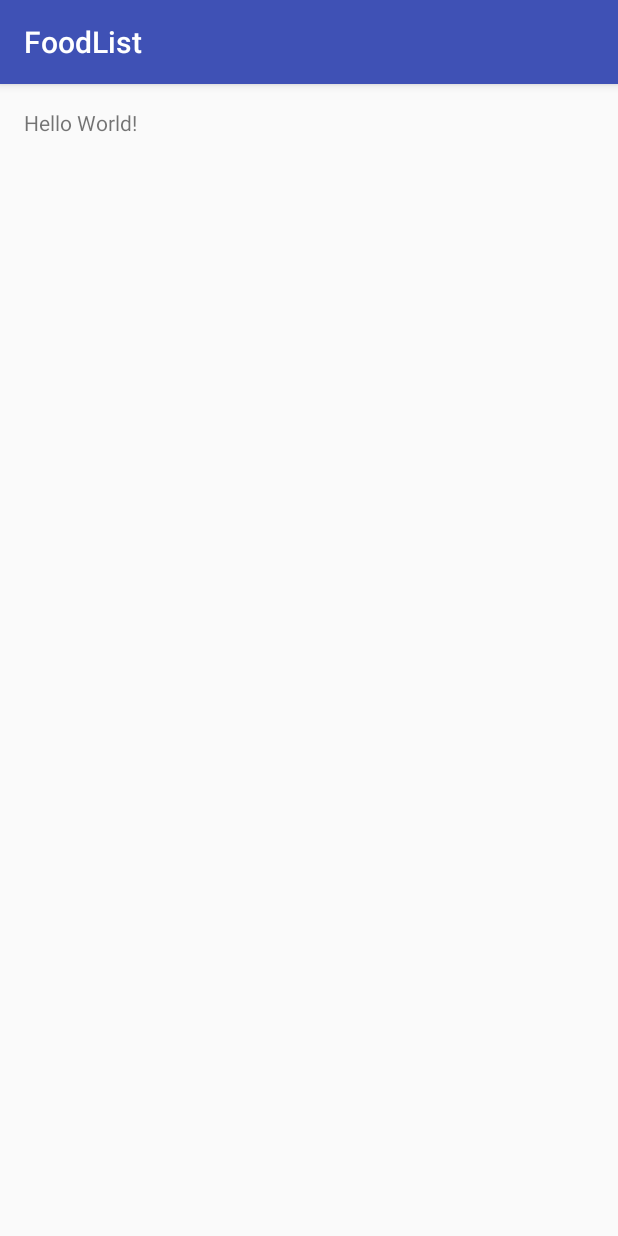
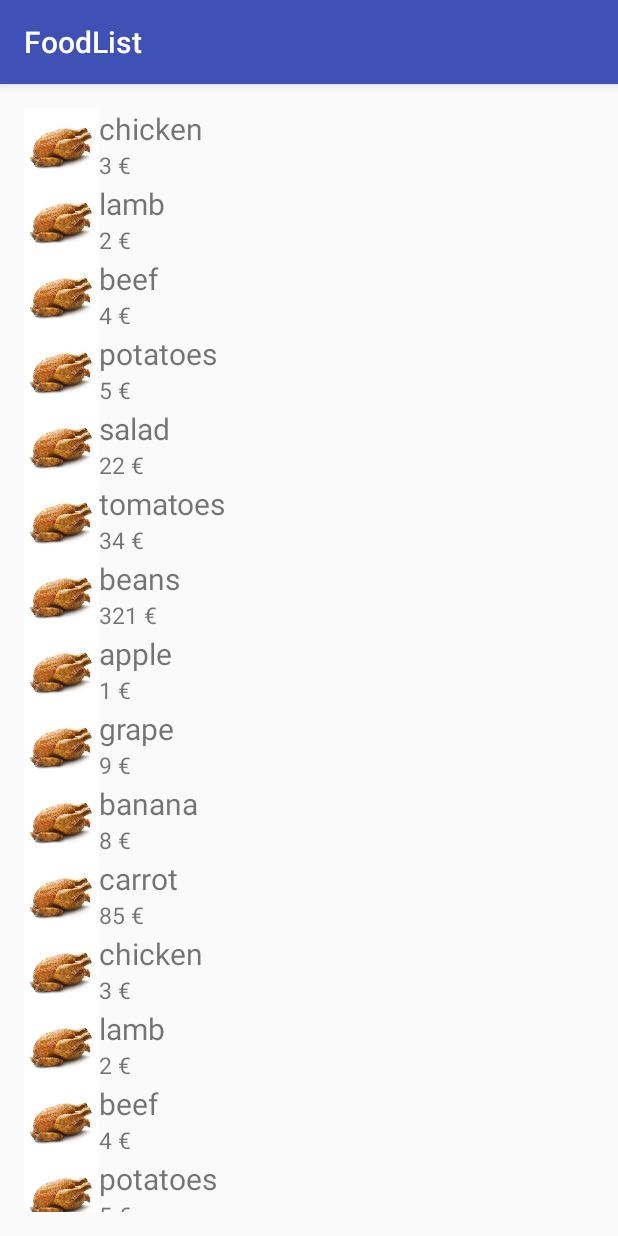
Before and after one commit to nicobres/FoodList, an Android app: the screen it shows after launch (FoodListActivity), on a phone screen of 412 x 824 dp. Run offline under Robolectric (Android 15) with nearby library versions, the phone set to English and light mode, and no system bars.

Commit message:
first screen

```diff
--- a/app/build.gradle
+++ b/app/build.gradle
@@ -25,5 +25,7 @@ dependencies {
         exclude group: 'com.android.support', module: 'support-annotations'
     })
     compile 'com.android.support:appcompat-v7:25.1.1'
+    compile 'com.android.support:recyclerview-v7:25.1.1'
+
     testCompile 'junit:junit:4.12'
 }
--- /dev/null
+++ b/app/src/main/java/com/example/bres/foodlist/Food.java
@@ -0,0 +1,51 @@
+package com.example.bres.foodlist;
+
+public class Food {
+    String name;
+    int price;
+    int imageRes;
+    String description;
+
+    public Food(String name) {
+        this.name = name;
+    }
+
+    public Food(String name, int price, int image, String description) {
+        this.name = name;
+        this.price = price;
+        this.imageRes = image;
+        this.description = description;
+    }
+
+    public String getName() {
+        return name;
+    }
+
+    public void setName(String name) {
+        this.name = name;
+    }
+
+    public int getPrice() {
+        return price;
+    }
+
+    public void setPrice(int price) {
+        this.price = price;
+    }
+
+    public int getImageRes() {
+        return imageRes;
+    }
+
+    public void setImageRes(int imageRes) {
+        this.imageRes = imageRes;
+    }
+
+    public String getDescription() {
+        return description;
+    }
+
+    public void setDescription(String description) {
+        this.description = description;
+    }
+}
--- /dev/null
+++ b/app/src/main/java/com/example/bres/foodlist/FoodAdapter.java
@@ -0,0 +1,54 @@
+package com.example.bres.foodlist;
+
+import android.support.v7.widget.RecyclerView;
+import android.view.LayoutInflater;
+import android.view.ViewGroup;
+import android.widget.ImageView;
+import android.widget.LinearLayout;
+import android.widget.TextView;
+
+import java.util.List;
+
+public class FoodAdapter extends RecyclerView.Adapter<FoodAdapter.ViewHolder> {
+    private List<Food> mFoodList;
+
+    public static class ViewHolder extends RecyclerView.ViewHolder {
+        public TextView label;
+        public TextView price;
+        public ImageView imageView;
+
+        public ViewHolder(LinearLayout v) {
+            super(v);
+            label = (TextView) itemView.findViewById(R.id.food_item_label);
+            price = (TextView) itemView.findViewById(R.id.food_item_price);
+            imageView = (ImageView) itemView.findViewById(R.id.food_item_thumbnail);
+        }
+    }
+
+    public FoodAdapter(List<Food> foodList) {
+        mFoodList = foodList;
+    }
+
+    @Override
+    public FoodAdapter.ViewHolder onCreateViewHolder(ViewGroup parent,
+                                                   int viewType) {
+        LinearLayout v = (LinearLayout) LayoutInflater.from(parent.getContext())
+                .inflate(R.layout.food_item_view, parent, false);
+
+        ViewHolder vh = new ViewHolder(v);
+        return vh;
+    }
+
+    @Override
+    public void onBindViewHolder(ViewHolder holder, int position) {
+        Food food = mFoodList.get(position);
+        holder.label.setText(food.getName());
+        holder.price.setText(String.valueOf(food.getPrice()) + " €");
+        holder.imageView.setImageResource(food.getImageRes());
+    }
+
+    @Override
+    public int getItemCount() {
+        return mFoodList.size();
+    }
+}
--- a/app/src/main/java/com/example/bres/foodlist/FoodListActivity.java
+++ b/app/src/main/java/com/example/bres/foodlist/FoodListActivity.java
@@ -2,12 +2,42 @@ package com.example.bres.foodlist;
 
 import android.support.v7.app.AppCompatActivity;
 import android.os.Bundle;
+import android.support.v7.widget.DefaultItemAnimator;
+import android.support.v7.widget.LinearLayoutManager;
+import android.support.v7.widget.RecyclerView;
 
-public class FoodListActivity extends AppCompatActivity {
+import java.util.List;
+
+public class FoodListActivity extends AppCompatActivity implements FoodListView {
+
+    private RecyclerView mRecyclerView;
+    private RecyclerView.Adapter mAdapter;
+    private RecyclerView.LayoutManager mLayoutManager;
+
+    private FoodListPresenter mPresenter;
 
     @Override
     protected void onCreate(Bundle savedInstanceState) {
         super.onCreate(savedInstanceState);
         setContentView(R.layout.activity_food_list);
+
+        mPresenter = new FoodListPresenter(this);
+        mPresenter.onViewCreated();
+    }
+
+
+
+    @Override
+    public void showContent(List<Food> data) {
+        mRecyclerView = (RecyclerView) findViewById(R.id.activity_food_list_recycler_view);
+
+        mRecyclerView.setHasFixedSize(true);
+
+        mLayoutManager = new LinearLayoutManager(this);
+        mRecyclerView.setLayoutManager(mLayoutManager);
+        mRecyclerView.setItemAnimator(new DefaultItemAnimator());
+
+        mAdapter = new FoodAdapter(data);
+        mRecyclerView.setAdapter(mAdapter);
     }
 }
--- /dev/null
+++ b/app/src/main/java/com/example/bres/foodlist/FoodListPresenter.java
@@ -0,0 +1,46 @@
+package com.example.bres.foodlist;
+
+
+import java.util.ArrayList;
+
+public class FoodListPresenter {
+    FoodListView mView;
+
+    public FoodListPresenter(FoodListView view) {
+        mView = view;
+    }
+
+    public void onViewCreated() {
+
+        mView.showContent(getDataLocal());
+    }
+
+    //TODO move to FoodStore
+    private ArrayList<Food> getDataLocal() {
+        ArrayList<Food> foodArrayList = new ArrayList<>();
+        foodArrayList.add(new Food("chicken", 3, R.drawable.chicken, "blalblala blalblala blalblala blalblala blalblala blalblala "));
+        foodArrayList.add(new Food("lamb", 2, R.drawable.chicken, "blalblala blalblala blalblala blalblala blalblala blalblala "));
+        foodArrayList.add(new Food("beef", 4, R.drawable.chicken, "blalblala blalblala blalblala blalblala blalblala blalblala "));
+        foodArrayList.add(new Food("potatoes", 5, R.drawable.chicken, "blalblala blalblala blalblala blalblala blalblala blalblala "));
+        foodArrayList.add(new Food("salad", 22, R.drawable.chicken, "blalblala blalblala blalblala blalblala blalblala blalblala "));
+        foodArrayList.add(new Food("tomatoes", 34, R.drawable.chicken, "blalblala blalblala blalblala blalblala blalblala blalblala "));
+        foodArrayList.add(new Food("beans", 321, R.drawable.chicken, "blalblala blalblala blalblala blalblala blalblala blalblala "));
+        foodArrayList.add(new Food("apple", 1, R.drawable.chicken, "blalblala blalblala blalblala blalblala blalblala blalblala "));
+        foodArrayList.add(new Food("grape", 9, R.drawable.chicken, "blalblala blalblala blalblala blalblala blalblala blalblala "));
+        foodArrayList.add(new Food("banana", 8, R.drawable.chicken, "blalblala blalblala blalblala blalblala blalblala blalblala "));
+        foodArrayList.add(new Food("carrot", 85, R.drawable.chicken, "blalblala blalblala blalblala blalblala blalblala blalblala "));
+        foodArrayList.add(new Food("chicken", 3, R.drawable.chicken, "blalblala blalblala blalblala blalblala blalblala blalblala "));
+        foodArrayList.add(new Food("lamb", 2, R.drawable.chicken, "blalblala blalblala blalblala blalblala blalblala blalblala "));
+        foodArrayList.add(new Food("beef", 4, R.drawable.chicken, "blalblala blalblala blalblala blalblala blalblala blalblala "));
+        foodArrayList.add(new Food("potatoes", 5, R.drawable.chicken, "blalblala blalblala blalblala blalblala blalblala blalblala "));
+        foodArrayList.add(new Food("salad", 22, R.drawable.chicken, "blalblala blalblala blalblala blalblala blalblala blalblala "));
+        foodArrayList.add(new Food("tomatoes", 34, R.drawable.chicken, "blalblala blalblala blalblala blalblala blalblala blalblala "));
+        foodArrayList.add(new Food("beans", 321, R.drawable.chicken, "blalblala blalblala blalblala blalblala blalblala blalblala "));
+        foodArrayList.add(new Food("apple", 1, R.drawable.chicken, "blalblala blalblala blalblala blalblala blalblala blalblala "));
+        foodArrayList.add(new Food("grape", 9, R.drawable.chicken, "blalblala blalblala blalblala blalblala blalblala blalblala "));
+        foodArrayList.add(new Food("banana", 8, R.drawable.chicken, "blalblala blalblala blalblala blalblala blalblala blalblala "));
+        foodArrayList.add(new Food("carrot", 85, R.drawable.chicken, "blalblala blalblala blalblala blalblala blalblala blalblala "));
+
+        return foodArrayList;
+    }
+}
--- /dev/null
+++ b/app/src/main/java/com/example/bres/foodlist/FoodListView.java
@@ -0,0 +1,8 @@
+package com.example.bres.foodlist;
+
+import java.util.List;
+
+public interface FoodListView {
+
+    void showContent(List<Food> data);
+}
--- a/app/src/main/res/layout/activity_food_list.xml
+++ b/app/src/main/res/layout/activity_food_list.xml
@@ -1,5 +1,5 @@
 <?xml version="1.0" encoding="utf-8"?>
-<RelativeLayout xmlns:android="http://schemas.android.com/apk/res/android"
+<LinearLayout xmlns:android="http://schemas.android.com/apk/res/android"
     xmlns:tools="http://schemas.android.com/tools"
     android:id="@+id/activity_food_list"
     android:layout_width="match_parent"
@@ -10,8 +10,9 @@
     android:paddingTop="@dimen/activity_vertical_margin"
     tools:context="com.example.bres.foodlist.FoodListActivity">
 
-    <TextView
-        android:layout_width="wrap_content"
-        android:layout_height="wrap_content"
-        android:text="Hello World!" />
-</RelativeLayout>
+    <android.support.v7.widget.RecyclerView
+        android:id="@+id/activity_food_list_recycler_view"
+        android:scrollbars="vertical"
+        android:layout_width="match_parent"
+        android:layout_height="match_parent"/>
+</LinearLayout>
--- /dev/null
+++ b/app/src/main/res/layout/food_item_view.xml
@@ -0,0 +1,36 @@
+<?xml version="1.0" encoding="utf-8"?>
+<LinearLayout xmlns:android="http://schemas.android.com/apk/res/android"
+    xmlns:tools="http://schemas.android.com/tools"
+    android:orientation="horizontal"
+    android:layout_width="match_parent"
+    android:layout_height="wrap_content">
+
+    <ImageView
+        android:id="@+id/food_item_thumbnail"
+        android:layout_width="@dimen/food_list_thumbnail_size"
+        android:layout_height="@dimen/food_list_thumbnail_size"
+        android:adjustViewBounds="true"
+        android:src="@drawable/chicken" />
+
+    <LinearLayout xmlns:android="http://schemas.android.com/apk/res/android"
+        android:orientation="vertical"
+        android:layout_width="match_parent"
+        android:layout_height="wrap_content">
+
+        <TextView
+            android:id="@+id/food_item_label"
+            android:textSize="@dimen/title_text_size"
+            android:layout_width="match_parent"
+            android:layout_height="wrap_content"
+            tools:text="Label"/>
+
+        <TextView
+            android:id="@+id/food_item_price"
+            android:textSize="@dimen/descpription_text_size"
+            android:layout_width="match_parent"
+            android:layout_height="wrap_content"
+            android:text="3 euros"/>
+
+    </LinearLayout>
+
+</LinearLayout>
--- a/app/src/main/res/values/dimens.xml
+++ b/app/src/main/res/values/dimens.xml
@@ -2,4 +2,8 @@
     <!-- Default screen margins, per the Android Design guidelines. -->
     <dimen name="activity_horizontal_margin">16dp</dimen>
     <dimen name="activity_vertical_margin">16dp</dimen>
+
+    <dimen name="food_list_thumbnail_size">50dp</dimen>
+    <dimen name="title_text_size">20sp</dimen>
+    <dimen name="descpription_text_size">15sp</dimen>
 </resources>
```
Also changed, not shown: app/src/main/res/drawable/chicken.jpeg (added), 3 other files.
